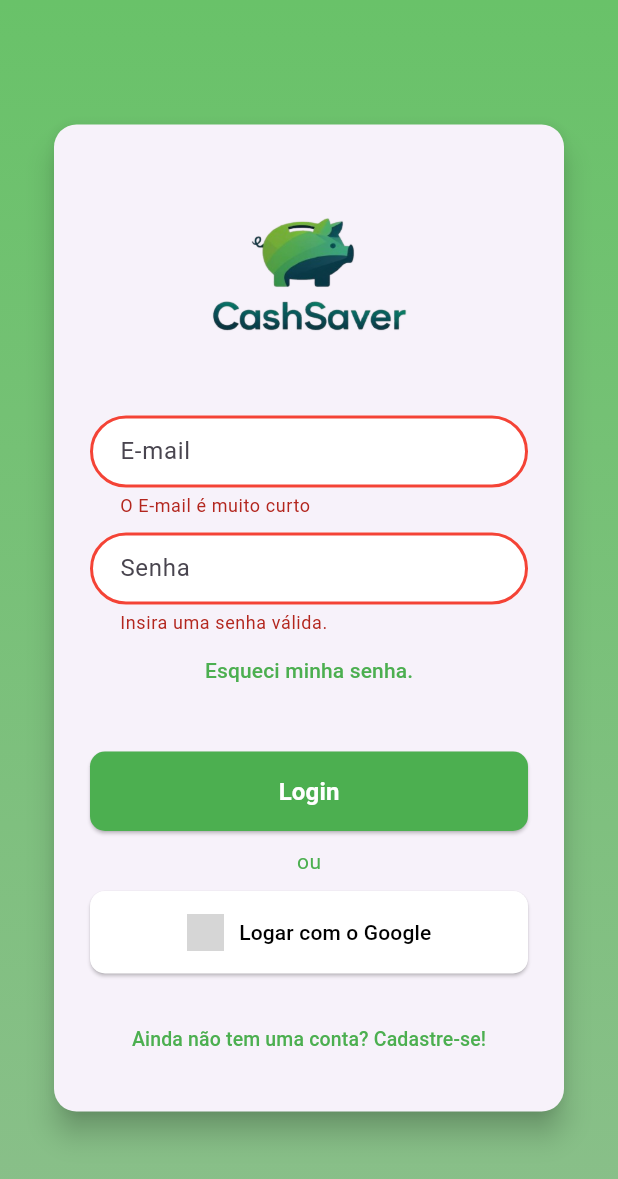
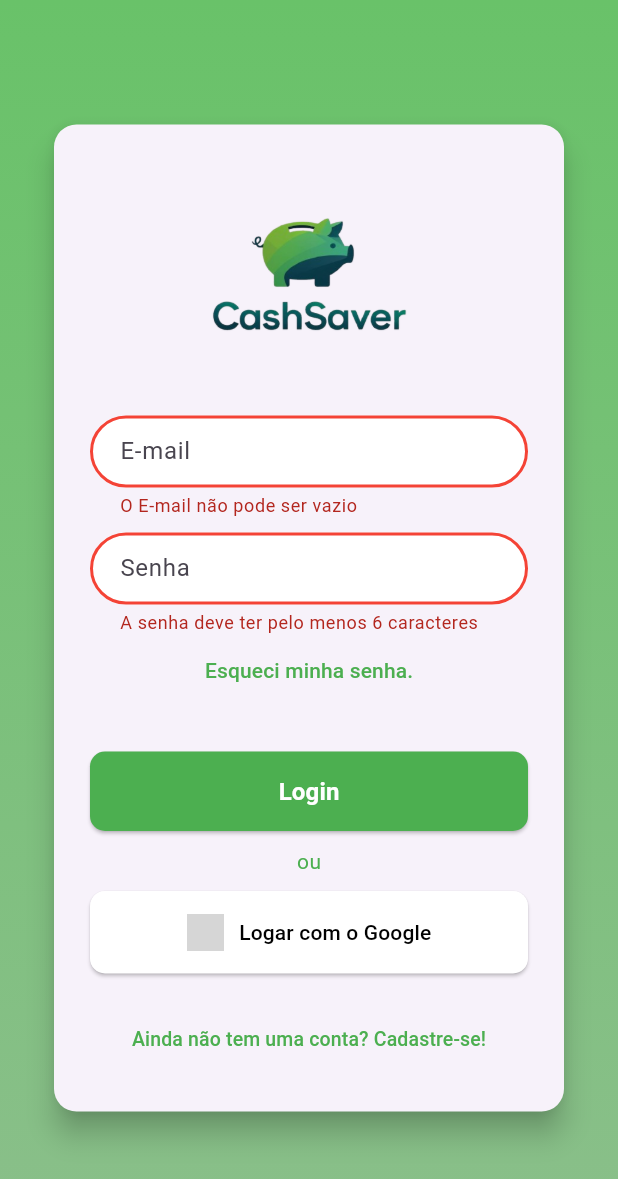
Before and after one commit to JoaoCavalier/gesto-app, a Flutter app: the screen it shows after launch, after a tap on "Login", after a tap on "Logar com o Google", on a phone screen of 412 x 824 dp. Shown: the top 1179 px of the screen. Run offline on Flutter 3.47's test engine with Material 3 defaults, Android fonts, the phone set to English and light mode, and no system bars; our stand-ins replace firebase_auth, firebase_core, fl_chart, google_sign_in, image_picker, shared_preferences and 1 more; accounts and stored records are empty; generated files the repository leaves out were written again; network calls fail; grey boxes are pictures that could not be loaded.

Commit message:
Some Fixes

```diff
--- a/lib/telas/authentication_tela.dart
+++ b/lib/telas/authentication_tela.dart
@@ -1,5 +1,4 @@
 import 'package:flutter/material.dart';
-import 'package:flutter/widgets.dart';
 import 'package:projeto_flutter/_common/my_colors.dart';
 import 'package:projeto_flutter/_common/my_snackbar.dart';
 import 'package:projeto_flutter/components/decoration_field_authentication.dart';
@@ -16,6 +15,7 @@ class AthenticationTela extends StatefulWidget {
 
 class _AthenticationTelaState extends State<AthenticationTela> {
   bool queroEntrar = true;
+  bool isLoading = false;
   final _formKey = GlobalKey<FormState>();
 
   final TextEditingController _emailController = TextEditingController();
@@ -26,6 +26,15 @@ class _AthenticationTelaState extends State<AthenticationTela> {
   final AuthenticationService authenService = AuthenticationService();
   final GoogleSignIn googleSignIn = GoogleSignIn();
   final FirebaseAuth firebaseAuth = FirebaseAuth.instance;
+
+  @override
+  void dispose() {
+    _emailController.dispose();
+    _senhaController.dispose();
+    _nomeController.dispose();
+    _confirmController.dispose();
+    super.dispose();
+  }
 
   @override
   Widget build(BuildContext context) {
@@ -69,17 +78,17 @@ class _AthenticationTelaState extends State<AthenticationTela> {
                           const SizedBox(height: 20),
                           TextFormField(
                             controller: _emailController,
-                            decoration:
-                                getAuthenticationInputDecoration("E-mail"),
+                            decoration: getAuthenticationInputDecoration("E-mail"),
+                            keyboardType: TextInputType.emailAddress,
                             validator: (String? value) {
-                              if (value == null) {
+                              if (value == null || value.isEmpty) {
                                 return "O E-mail não pode ser vazio";
                               }
                               if (value.length < 5) {
                                 return "O E-mail é muito curto";
                               }
                               if (!value.contains("@")) {
-                                return "O E-mail não é Valido";
+                                return "O E-mail não é válido";
                               }
                               return null;
                             },
@@ -89,70 +98,57 @@ class _AthenticationTelaState extends State<AthenticationTela> {
                             controller: _senhaController,
                             obscureText: true,
                             validator: (value) {
-                              if (value == null || value.length < 4) {
-                                return "Insira uma senha válida.";
+                              if (value == null || value.length < 6) {
+                                return "A senha deve ter pelo menos 6 caracteres";
                               }
                               return null;
                             },
-                            decoration:
-                                getAuthenticationInputDecoration('Senha'),
+                            decoration: getAuthenticationInputDecoration('Senha'),
                           ),
-                          Visibility(
-                            visible: queroEntrar,
-                            child: TextButton(
-                              onPressed: () {
-                                esqueciMinhaSenhaClicado();
-                              },
+                          if (queroEntrar) ...[
+                            TextButton(
+                              onPressed: isLoading ? null : esqueciMinhaSenhaClicado,
                               child: const Text(
                                 "Esqueci minha senha.",
                                 style: TextStyle(color: Colors.green),
                               ),
                             ),
-                          ),
+                          ],
                           const SizedBox(height: 10),
-                          Visibility(
-                            visible: !queroEntrar,
-                            child: Column(
-                              children: [
+                          if (!queroEntrar) ...[
                             TextFormField(
                               controller: _confirmController,
                               obscureText: true,
                               validator: (String? value) {
-                                    if (value == null || value.length < 4) {
-                                      return "Insira uma confirmação de senha válida.";
+                                if (value == null || value.isEmpty) {
+                                  return "Confirme sua senha";
                                 }
                                 if (value != _senhaController.text) {
-                                      return "As senhas devem ser iguais.";
+                                  return "As senhas não coincidem";
                                 }
                                 return null;
                               },
-                                  decoration: getAuthenticationInputDecoration(
-                                      'Confirme a Senha'),
+                              decoration: getAuthenticationInputDecoration('Confirme a Senha'),
                             ),
                             const SizedBox(height: 10),
                             TextFormField(
                               controller: _nomeController,
-                                  decoration:
-                                      getAuthenticationInputDecoration('Nome'),
+                              decoration: getAuthenticationInputDecoration('Nome'),
                               validator: (String? value) {
-                                    if (value == null) {
-                                      return "O Nome não pode ser vazio";
+                                if (value == null || value.isEmpty) {
+                                  return "O nome não pode ser vazio";
                                 }
-                                    if (value.length < 5) {
-                                      return "O Nome é muito curto";
+                                if (value.length < 3) {
+                                  return "O nome é muito curto";
                                 }
                                 return null;
                               },
                             ),
                             const SizedBox(height: 10),
                           ],
-                            ),
-                          ),
                           const SizedBox(height: 20),
                           ElevatedButton(
-                            onPressed: () {
-                              mainButtonClick();
-                            },
+                            onPressed: isLoading ? null : mainButtonClick,
                             style: ElevatedButton.styleFrom(
                               backgroundColor: Colors.green,
                               padding: const EdgeInsets.symmetric(vertical: 15),
@@ -160,8 +156,10 @@ class _AthenticationTelaState extends State<AthenticationTela> {
                                 borderRadius: BorderRadius.circular(10),
                               ),
                             ),
-                            child: Text(
-                              (queroEntrar) ? 'Login' : 'Cadastrar',
+                            child: isLoading
+                                ? const CircularProgressIndicator(color: Colors.white)
+                                : Text(
+                                    queroEntrar ? 'Login' : 'Cadastrar',
                                     style: const TextStyle(
                                       fontSize: 16,
                                       fontWeight: FontWeight.bold,
@@ -169,47 +167,36 @@ class _AthenticationTelaState extends State<AthenticationTela> {
                                     ),
                                   ),
                           ),
-                          Visibility(
-                            visible: queroEntrar,
-                            child: const Center(
-                              child: Padding(
+                          if (queroEntrar) ...[
+                            const Padding(
                               padding: EdgeInsets.symmetric(vertical: 10),
+                              child: Center(
                                 child: Text(
                                   "ou",
                                   style: TextStyle(color: Colors.green),
                                 ),
                               ),
                             ),
-                          ),
-                          Visibility(
-                            visible: queroEntrar,
-                            child: ElevatedButton(
-                              onPressed: () {
-                                signInWithGoogle().then((UserCredential user) {
-                                  print(user);
-                                });
-                              },
+                            ElevatedButton(
+                              onPressed: isLoading ? null : _handleGoogleSignIn,
                               style: ElevatedButton.styleFrom(
                                 backgroundColor: Colors.white,
-                                padding:
-                                    const EdgeInsets.symmetric(vertical: 15),
+                                padding: const EdgeInsets.symmetric(vertical: 15),
                                 shape: RoundedRectangleBorder(
                                   borderRadius: BorderRadius.circular(10),
                                 ),
                               ),
-                              child: Row(
+                              child: isLoading
+                                  ? const CircularProgressIndicator()
+                                  : Row(
                                       mainAxisAlignment: MainAxisAlignment.center,
-                                mainAxisSize: MainAxisSize.min,
-                                children: <Widget>[
-                                  Container(
+                                      children: [
+                                        Image.network(
+                                          'http://pngimg.com/uploads/google/google_PNG19635.png',
                                           width: 25,
                                           height: 25,
-                                    child: Image.network(
-                                      'http://pngimg.com/uploads/google/google_PNG19635.png',
-                                      fit: BoxFit.cover,
                                         ),
-                                  ),
-                                  const SizedBox(width: 10.0),
+                                        const SizedBox(width: 10),
                                         const Text(
                                           "Logar com o Google",
                                           style: TextStyle(color: Colors.black),
@@ -217,19 +204,25 @@ class _AthenticationTelaState extends State<AthenticationTela> {
                                       ],
                                     ),
                             ),
-                          ),
+                          ],
                           const SizedBox(height: 20),
                           TextButton(
-                            onPressed: () {
+                            onPressed: isLoading
+                                ? null
+                                : () {
                                     setState(() {
                                       queroEntrar = !queroEntrar;
+                                      _formKey.currentState?.reset();
                                     });
                                   },
                             child: Text(
-                              (queroEntrar)
+                              queroEntrar
                                   ? 'Ainda não tem uma conta? Cadastre-se!'
                                   : 'Já tem uma conta? Entre',
-                              style: const TextStyle(color: Colors.green, fontSize: 13),
+                              style: const TextStyle(
+                                color: Colors.green,
+                                fontSize: 13,
+                              ),
                             ),
                           ),
                         ],
@@ -245,84 +238,169 @@ class _AthenticationTelaState extends State<AthenticationTela> {
     );
   }
 
-  Future<UserCredential> signInWithGoogle() async {
-    final GoogleSignInAccount? googleUser = await GoogleSignIn().signIn();
-
-    final GoogleSignInAuthentication? googleAuth =
-        await googleUser?.authentication;
-    final OAuthCredential credential = GoogleAuthProvider.credential(
-      accessToken: googleAuth?.accessToken,
-      idToken: googleAuth?.idToken,
+  Future<void> _handleGoogleSignIn() async {
+    setState(() => isLoading = true);
+    try {
+      final UserCredential? user = await signInWithGoogle();
+      if (user != null && mounted) {
+        showSnackBar(
+          context: context,
+          text: "Login com Google realizado com sucesso",
+          isErro: false,
         );
-
-    return await FirebaseAuth.instance.signInWithCredential(credential);
       }
-
-  mainButtonClick() {
-    String email = _emailController.text;
-    String senha = _senhaController.text;
-    String nome = _nomeController.text;
-
-    if (_formKey.currentState!.validate()) {
-      if (queroEntrar) {
-        _entrarUsuario(email: email, senha: senha);
-      } else {
-        _criarUsuario(email: email, senha: senha, nome: nome);
+    } catch (error) {
+      if (mounted) {
+        showSnackBar(
+          context: context,
+          text: "Erro ao fazer login com Google: $error",
+        );
+      }
+    } finally {
+      if (mounted) {
+        setState(() => isLoading = false);
       }
     }
   }
 
-  _entrarUsuario({required String email, required String senha}) {
-    authenService
-        .entrarUsuario(email: email, senha: senha)
-        .then((String? erro) {
+  Future<UserCredential?> signInWithGoogle() async {
+    try {
+      // Forçar logout para garantir seleção de conta
+      await googleSignIn.signOut();
+
+      final GoogleSignInAccount? googleUser = await googleSignIn.signIn();
+      if (googleUser == null) return null;
+
+      final GoogleSignInAuthentication googleAuth =
+          await googleUser.authentication;
+
+      final OAuthCredential credential = GoogleAuthProvider.credential(
+        accessToken: googleAuth.accessToken,
+        idToken: googleAuth.idToken,
+      );
+
+      return await FirebaseAuth.instance.signInWithCredential(credential);
+    } catch (error) {
+      debugPrint("Erro no login com Google: $error");
+      rethrow;
+    }
+  }
+
+  void mainButtonClick() async {
+    if (!_formKey.currentState!.validate()) return;
+
+    setState(() => isLoading = true);
+    try {
+      if (queroEntrar) {
+        await _entrarUsuario(
+          email: _emailController.text.trim(),
+          senha: _senhaController.text.trim(),
+        );
+      } else {
+        await _criarUsuario(
+          email: _emailController.text.trim(),
+          senha: _senhaController.text.trim(),
+          nome: _nomeController.text.trim(),
+        );
+      }
+    } finally {
+      if (mounted) {
+        setState(() => isLoading = false);
+      }
+    }
+  }
+
+  Future<void> _entrarUsuario({
+    required String email,
+    required String senha,
+  }) async {
+    final String? erro = await authenService.entrarUsuario(
+      email: email,
+      senha: senha,
+    );
+
+    if (!mounted) return;
+
     if (erro == null) {
       showSnackBar(
         context: context,
-          text: "Conta logada com sucesso",
+        text: "Login realizado com sucesso",
         isErro: false,
       );
     } else {
       showSnackBar(context: context, text: erro);
     }
-    });
   }
 
-  _criarUsuario({
+  Future<void> _criarUsuario({
     required String email,
     required String senha,
     required String nome,
-  }) {
-    authenService.cadastrarUsuario(email: email, senha: senha, nome: nome).then(
-      (String? erro) {
-        if (erro != null) {
+  }) async {
+    final String? erro = await authenService.cadastrarUsuario(
+      email: email,
+      senha: senha,
+      nome: nome,
+    );
+
+    if (!mounted) return;
+
+    if (erro == null) {
+      showSnackBar(
+        context: context,
+        text: "Cadastro realizado com sucesso!",
+        isErro: false,
+      );
+      setState(() => queroEntrar = true);
+    } else {
       showSnackBar(context: context, text: erro);
     }
-      },
-    );
   }
 
-  esqueciMinhaSenhaClicado() {
-    String email = _emailController.text;
-    showDialog(
+  Future<void> esqueciMinhaSenhaClicado() async {
+    final email = _emailController.text.trim();
+
+    if (email.isEmpty || !email.contains("@")) {
+      showSnackBar(
         context: context,
-      builder: (context) {
-        TextEditingController resetPasswordSenhaController =
+        text: "Insira um e-mail válido para redefinição",
+      );
+      return;
+    }
+
+    final TextEditingController resetController =
         TextEditingController(text: email);
-        return AlertDialog(
-          title: const Text("Confirme o e-mail para redefinição de senha"),
+
+    await showDialog(
+      context: context,
+      builder: (context) => AlertDialog(
+        title: const Text("Redefinir senha"),
         content: TextFormField(
-            controller: resetPasswordSenhaController,
-            decoration: const InputDecoration(label: Text("Confirme o e-mail")),
+          controller: resetController,
+          decoration: const InputDecoration(
+            labelText: "E-mail",
+            hintText: "Digite seu e-mail cadastrado",
           ),
-          shape: const RoundedRectangleBorder(
-              borderRadius: BorderRadius.all(Radius.circular(32))),
+          keyboardType: TextInputType.emailAddress,
+        ),
         actions: [
           TextButton(
-              onPressed: () {
-                authenService
-                    .resetPassword(email: resetPasswordSenhaController.text)
-                    .then((String? erro) {
+            onPressed: () => Navigator.pop(context),
+            child: const Text("Cancelar"),
+          ),
+          TextButton(
+            onPressed: () async {
+              Navigator.pop(context);
+              setState(() => isLoading = true);
+
+              final String? erro = await authenService.resetPassword(
+                email: resetController.text.trim(),
+              );
+
+              if (!mounted) return;
+
+              setState(() => isLoading = false);
+
               if (erro == null) {
                 showSnackBar(
                   context: context,
@@ -332,15 +410,11 @@ class _AthenticationTelaState extends State<AthenticationTela> {
               } else {
                 showSnackBar(context: context, text: erro);
               }
-
-                  Navigator.pop(context);
-                });
             },
-              child: const Text("Redefinir senha"),
+            child: const Text("Enviar"),
           ),
         ],
-        );
-      },
+      ),
     );
   }
 }
```
Also changed, not shown: lib/services/authentication.service.dart (+25 -13 lines), lib/main.dart (line endings or trailing spaces), lib/telas/cartao.dart (line endings or trailing spaces), lib/telas/home.dart (line endings or trailing spaces), lib/telas/movimentacoes.dart (line endings or trailing spaces), lib/telas/usuario.dart (line endings or trailing spaces). Lines whose indentation alone changed are shown as unchanged.
